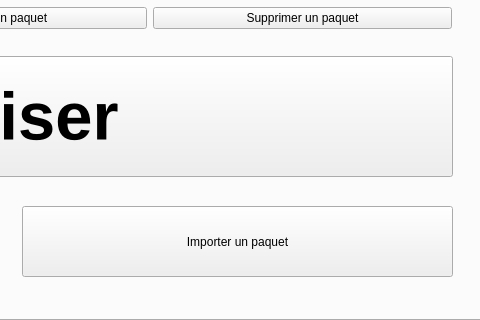
The window that mainwindow.ui (MaximeChone/RepEsp) describes before a commit, drawn with Qt 5; both pictures show x 480 to 960 and y 220 to 540 of the 960 by 540 pixel window.
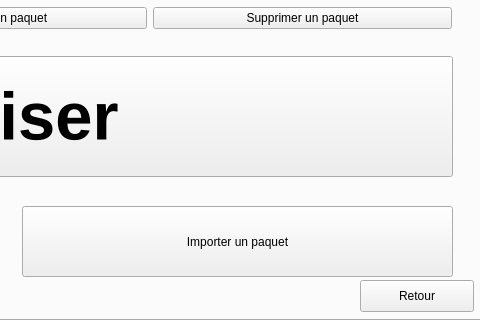
The same window after the commit. The open tabs and pages were chosen to show the change. Icons and pictures are not drawn.

Commit message: Ajout d'une image d'en-tête en relatif, ainsi que les liens entre les différentes pages et un bouton de retour à l'accueil

What changed in the file:
```diff
--- a/mainwindow.ui
+++ b/mainwindow.ui
@@ -548,6 +548,19 @@
      </widget>
     </widget>
    </widget>
+   <widget class="QPushButton" name="pushButton_7">
+    <property name="geometry">
+     <rect>
+      <x>840</x>
+      <y>500</y>
+      <width>114</width>
+      <height>32</height>
+     </rect>
+    </property>
+    <property name="text">
+     <string>Retour</string>
+    </property>
+   </widget>
   </widget>
  </widget>
  <layoutdefault spacing="6" margin="11"/>
```
Left out of the diff: 25 changed lines with no effect on the pictures. The commit also changes 15 other files.
